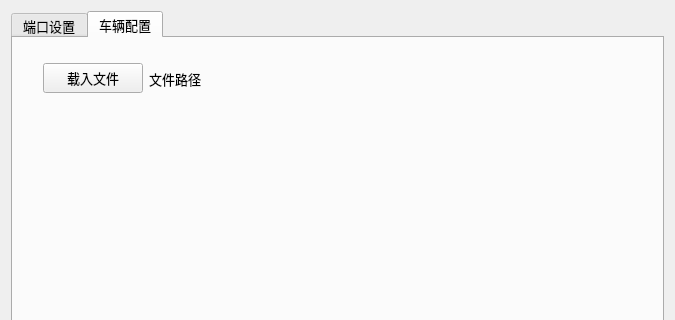
Above: SimpleActionPlayer/settingdialog.ui from SimonLeeCHN/RailTranser-Studio before the change; both pictures show x 0 to 675 and y 0 to 320 of the 675 by 504 pixel window. Below: the same form after it.
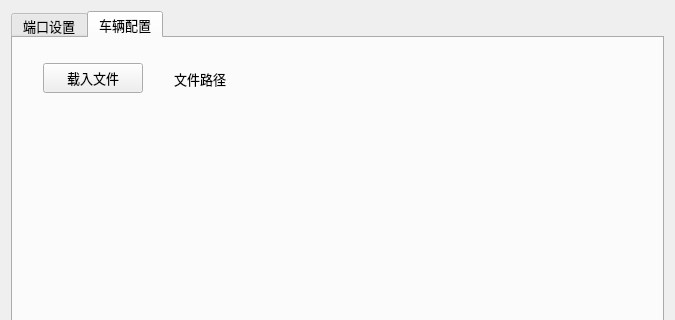
That is the form after the change. Icons and pictures are not drawn.

Patch:
```diff
--- a/SimpleActionPlayer/settingdialog.ui
+++ b/SimpleActionPlayer/settingdialog.ui
@@ -1304,13 +1304,19 @@
        </property>
        <layout class="QHBoxLayout" name="horizontalLayout">
         <item>
-         <widget class="QPushButton" name="pushButton">
+         <widget class="QPushButton" name="BTN_LoadApdFile">
           <property name="sizePolicy">
            <sizepolicy hsizetype="Minimum" vsizetype="Minimum">
             <horstretch>0</horstretch>
             <verstretch>0</verstretch>
            </sizepolicy>
           </property>
+          <property name="minimumSize">
+           <size>
+            <width>100</width>
+            <height>0</height>
+           </size>
+          </property>
           <property name="maximumSize">
            <size>
             <width>100</width>
@@ -1323,7 +1329,26 @@
          </widget>
         </item>
         <item>
-         <widget class="QLabel" name="label_2">
+         <spacer name="horizontalSpacer_5">
+          <property name="orientation">
+           <enum>Qt::Horizontal</enum>
+          </property>
+          <property name="sizeHint" stdset="0">
+           <size>
+            <width>40</width>
+            <height>20</height>
+           </size>
+          </property>
+         </spacer>
+        </item>
+        <item>
+         <widget class="QLabel" name="LBL_ApdFilePath">
+          <property name="minimumSize">
+           <size>
+            <width>450</width>
+            <height>0</height>
+           </size>
+          </property>
           <property name="text">
            <string>文件路径</string>
           </property>
```
